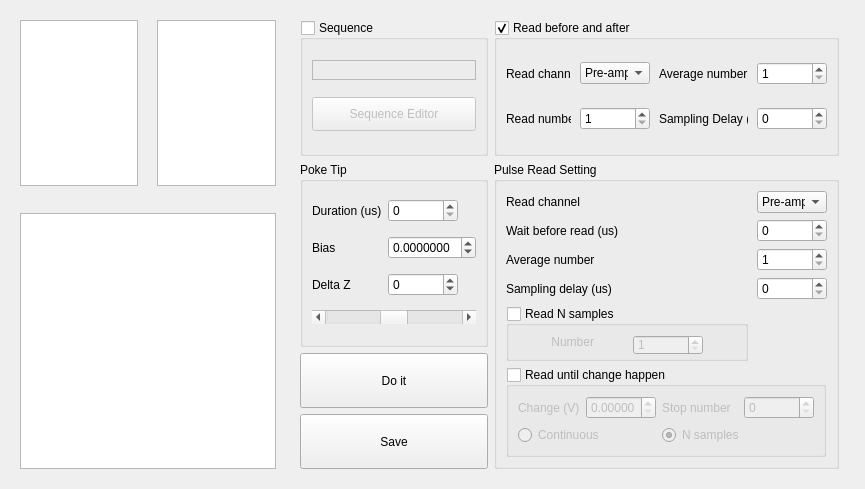
Before: the Qt Designer form pyqt5 STM software/ui/Deposition.ui in freestylexyz/STM-pyqt5-software, drawn with Qt 5.
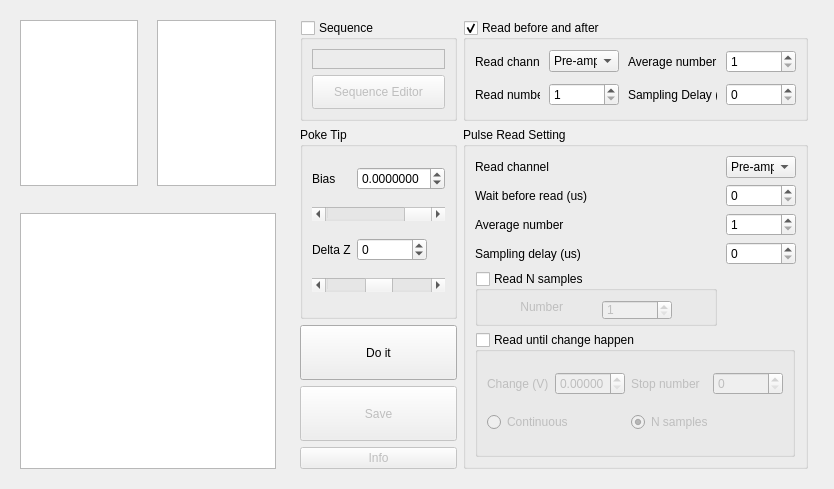
After: the same form once the commit is applied.

What changed in the file:
```diff
--- a/pyqt5 STM software/ui/Deposition.ui
+++ b/pyqt5 STM software/ui/Deposition.ui
@@ -6,7 +6,7 @@
    <rect>
     <x>0</x>
     <y>0</y>
-    <width>851</width>
+    <width>822</width>
     <height>489</height>
    </rect>
   </property>
@@ -104,218 +104,6 @@
    <item row="0" column="1">
     <widget class="QWidget" name="widget_4" native="true">
      <layout class="QGridLayout" name="gridLayout_10">
-      <item row="3" column="0">
-       <widget class="QPushButton" name="pushButton_Save_Deposition">
-        <property name="sizePolicy">
-         <sizepolicy hsizetype="Minimum" vsizetype="Maximum">
-          <horstretch>0</horstretch>
-          <verstretch>0</verstretch>
-         </sizepolicy>
-        </property>
-        <property name="minimumSize">
-         <size>
-          <width>0</width>
-          <height>55</height>
-         </size>
-        </property>
-        <property name="text">
-         <string>Save</string>
-        </property>
-       </widget>
-      </item>
-      <item row="2" column="0">
-       <widget class="QPushButton" name="pushButton_DoIt_Deposition">
-        <property name="sizePolicy">
-         <sizepolicy hsizetype="Minimum" vsizetype="Maximum">
-          <horstretch>0</horstretch>
-          <verstretch>0</verstretch>
-         </sizepolicy>
-        </property>
-        <property name="minimumSize">
-         <size>
-          <width>0</width>
-          <height>55</height>
-         </size>
-        </property>
-        <property name="text">
-         <string>Do it</string>
-        </property>
-       </widget>
-      </item>
-      <item row="1" column="0">
-       <widget class="QGroupBox" name="groupBox_Poke_Deposition">
-        <property name="title">
-         <string>Poke Tip</string>
-        </property>
-        <layout class="QGridLayout" name="gridLayout_2">
-         <item row="0" column="0">
-          <widget class="QLabel" name="label_2">
-           <property name="sizePolicy">
-            <sizepolicy hsizetype="Maximum" vsizetype="Preferred">
-             <horstretch>0</horstretch>
-             <verstretch>0</verstretch>
-            </sizepolicy>
-           </property>
-           <property name="text">
-            <string>Duration (us)</string>
-           </property>
-          </widget>
-         </item>
-         <item row="0" column="1">
-          <widget class="QSpinBox" name="spinBox_Duration_PokeTip">
-           <property name="sizePolicy">
-            <sizepolicy hsizetype="Fixed" vsizetype="Fixed">
-             <horstretch>0</horstretch>
-             <verstretch>0</verstretch>
-            </sizepolicy>
-           </property>
-           <property name="minimumSize">
-            <size>
-             <width>70</width>
-             <height>20</height>
-            </size>
-           </property>
-           <property name="maximum">
-            <number>65535</number>
-           </property>
-          </widget>
-         </item>
-         <item row="1" column="0">
-          <widget class="QLabel" name="label_3">
-           <property name="sizePolicy">
-            <sizepolicy hsizetype="Maximum" vsizetype="Preferred">
-             <horstretch>0</horstretch>
-             <verstretch>0</verstretch>
-            </sizepolicy>
-           </property>
-           <property name="text">
-            <string>Bias</string>
-           </property>
-          </widget>
-         </item>
-         <item row="2" column="0">
-          <widget class="QLabel" name="label_4">
-           <property name="sizePolicy">
-            <sizepolicy hsizetype="Maximum" vsizetype="Preferred">
-             <horstretch>0</horstretch>
-             <verstretch>0</verstretch>
-            </sizepolicy>
-           </property>
-           <property name="text">
-            <string>Delta Z</string>
-           </property>
-          </widget>
-         </item>
-         <item row="2" column="1">
-          <widget class="QSpinBox" name="spinBox_DeltaZ_PokeTip">
-           <property name="sizePolicy">
-            <sizepolicy hsizetype="Fixed" vsizetype="Fixed">
-             <horstretch>0</horstretch>
-             <verstretch>0</verstretch>
-            </sizepolicy>
-           </property>
-           <property name="minimumSize">
-            <size>
-             <width>70</width>
-             <height>20</height>
-            </size>
-           </property>
-           <property name="minimum">
-            <number>-32768</number>
-           </property>
-           <property name="maximum">
-            <number>32767</number>
-           </property>
-          </widget>
-         </item>
-         <item row="3" column="0" colspan="2">
-          <widget class="QScrollBar" name="scrollBar_PokeTip">
-           <property name="minimum">
-            <number>-32768</number>
-           </property>
-           <property name="maximum">
-            <number>32767</number>
-           </property>
-           <property name="singleStep">
-            <number>10</number>
-           </property>
-           <property name="pageStep">
-            <number>100</number>
-           </property>
-           <property name="orientation">
-            <enum>Qt::Horizontal</enum>
-           </property>
-          </widget>
-         </item>
-         <item row="1" column="1">
-          <widget class="QDoubleSpinBox" name="spinBox_Bias_PokeTip">
-           <property name="decimals">
-            <number>7</number>
-           </property>
-           <property name="minimum">
-            <double>-5.000000000000000</double>
-           </property>
-           <property name="maximum">
-            <double>5.000000000000000</double>
-           </property>
-          </widget>
-         </item>
-        </layout>
-       </widget>
-      </item>
-      <item row="0" column="0">
-       <widget class="QGroupBox" name="groupBox_Seq_Deposition">
-        <property name="title">
-         <string>Sequence</string>
-        </property>
-        <property name="checkable">
-         <bool>true</bool>
-        </property>
-        <property name="checked">
-         <bool>false</bool>
-        </property>
-        <layout class="QGridLayout" name="gridLayout">
-         <item row="0" column="0">
-          <widget class="QLabel" name="label_Seq_Deposition">
-           <property name="sizePolicy">
-            <sizepolicy hsizetype="Preferred" vsizetype="Fixed">
-             <horstretch>0</horstretch>
-             <verstretch>0</verstretch>
-            </sizepolicy>
-           </property>
-           <property name="minimumSize">
-            <size>
-             <width>0</width>
-             <height>20</height>
-            </size>
-           </property>
-           <property name="frameShape">
-            <enum>QFrame::StyledPanel</enum>
-           </property>
-           <property name="frameShadow">
-            <enum>QFrame::Sunken</enum>
-           </property>
-           <property name="text">
-            <string/>
-           </property>
-          </widget>
-         </item>
-         <item row="1" column="0">
-          <widget class="QPushButton" name="pushButton_SeqEditor_Deposition">
-           <property name="minimumSize">
-            <size>
-             <width>0</width>
-             <height>34</height>
-            </size>
-           </property>
-           <property name="text">
-            <string>Sequence Editor</string>
-           </property>
-          </widget>
-         </item>
-        </layout>
-       </widget>
-      </item>
       <item row="0" column="1">
        <widget class="QGroupBox" name="groupBox_Read_Deposition">
         <property name="sizePolicy">
@@ -354,14 +142,17 @@
              <height>20</height>
             </size>
            </property>
+           <property name="currentIndex">
+            <number>1</number>
+           </property>
            <item>
             <property name="text">
-             <string>Pre-amp</string>
+             <string>Zout</string>
             </property>
            </item>
            <item>
             <property name="text">
-             <string>Zout</string>
+             <string>Pre-amp</string>
             </property>
            </item>
           </widget>
@@ -508,7 +299,60 @@
         </layout>
        </widget>
       </item>
-      <item row="1" column="1" rowspan="3" colspan="2">
+      <item row="0" column="0">
+       <widget class="QGroupBox" name="groupBox_Seq_Deposition">
+        <property name="title">
+         <string>Sequence</string>
+        </property>
+        <property name="checkable">
+         <bool>true</bool>
+        </property>
+        <property name="checked">
+         <bool>false</bool>
+        </property>
+        <layout class="QGridLayout" name="gridLayout">
+         <item row="0" column="0">
+          <widget class="QLabel" name="label_Seq_Deposition">
+           <property name="sizePolicy">
+            <sizepolicy hsizetype="Preferred" vsizetype="Fixed">
+             <horstretch>0</horstretch>
+             <verstretch>0</verstretch>
+            </sizepolicy>
+           </property>
+           <property name="minimumSize">
+            <size>
+             <width>0</width>
+             <height>20</height>
+            </size>
+           </property>
+           <property name="frameShape">
+            <enum>QFrame::StyledPanel</enum>
+           </property>
+           <property name="frameShadow">
+            <enum>QFrame::Sunken</enum>
+           </property>
+           <property name="text">
+            <string/>
+           </property>
+          </widget>
+         </item>
+         <item row="1" column="0">
+          <widget class="QPushButton" name="pushButton_SeqEditor_Deposition">
+           <property name="minimumSize">
+            <size>
+             <width>0</width>
+             <height>34</height>
+            </size>
+           </property>
+           <property name="text">
+            <string>Sequence Editor</string>
+           </property>
+          </widget>
+         </item>
+        </layout>
+       </widget>
+      </item>
+      <item row="1" column="1" rowspan="5" colspan="2">
        <widget class="QGroupBox" name="groupBox_ReadPulse_Deposition">
         <property name="sizePolicy">
          <sizepolicy hsizetype="Minimum" vsizetype="Preferred">
@@ -867,16 +711,175 @@
              <height>20</height>
             </size>
            </property>
-           <item>
-            <property name="text">
-             <string>Pre-amp</string>
-            </property>
-           </item>
+           <property name="currentIndex">
+            <number>1</number>
+           </property>
            <item>
             <property name="text">
              <string>Zout</string>
             </property>
            </item>
+           <item>
+            <property name="text">
+             <string>Pre-amp</string>
+            </property>
+           </item>
+          </widget>
+         </item>
+        </layout>
+       </widget>
+      </item>
+      <item row="5" column="0">
+       <widget class="QPushButton" name="pushButton">
+        <property name="enabled">
+         <bool>false</bool>
+        </property>
+        <property name="text">
+         <string>Info</string>
+        </property>
+       </widget>
+      </item>
+      <item row="4" column="0">
+       <widget class="QPushButton" name="pushButton_Save_Deposition">
+        <property name="enabled">
+         <bool>false</bool>
+        </property>
+        <property name="sizePolicy">
+         <sizepolicy hsizetype="Minimum" vsizetype="Maximum">
+          <horstretch>0</horstretch>
+          <verstretch>0</verstretch>
+         </sizepolicy>
+        </property>
+        <property name="minimumSize">
+         <size>
+          <width>0</width>
+          <height>55</height>
+         </size>
+        </property>
+        <property name="text">
+         <string>Save</string>
+        </property>
+       </widget>
+      </item>
+      <item row="3" column="0">
+       <widget class="QPushButton" name="pushButton_DoIt_Deposition">
+        <property name="sizePolicy">
+         <sizepolicy hsizetype="Minimum" vsizetype="Maximum">
+          <horstretch>0</horstretch>
+          <verstretch>0</verstretch>
+         </sizepolicy>
+        </property>
+        <property name="minimumSize">
+         <size>
+          <width>0</width>
+          <height>55</height>
+         </size>
+        </property>
+        <property name="text">
+         <string>Do it</string>
+        </property>
+       </widget>
+      </item>
+      <item row="1" column="0" rowspan="2">
+       <widget class="QGroupBox" name="groupBox_Poke_Deposition">
+        <property name="title">
+         <string>Poke Tip</string>
+        </property>
+        <layout class="QGridLayout" name="gridLayout_2">
+         <item row="0" column="1">
+          <widget class="QDoubleSpinBox" name="spinBox_Bias_PokeTip">
+           <property name="decimals">
+            <number>7</number>
+           </property>
+           <property name="minimum">
+            <double>-5.000000000000000</double>
+           </property>
+           <property name="maximum">
+            <double>5.000000000000000</double>
+           </property>
+          </widget>
+         </item>
+         <item row="0" column="0">
+          <widget class="QLabel" name="label_3">
+           <property name="sizePolicy">
+            <sizepolicy hsizetype="Maximum" vsizetype="Preferred">
+             <horstretch>0</horstretch>
+             <verstretch>0</verstretch>
+            </sizepolicy>
+           </property>
+           <property name="text">
+            <string>Bias</string>
+           </property>
+          </widget>
+         </item>
+         <item row="3" column="0" colspan="2">
+          <widget class="QScrollBar" name="scrollBar_DeltaZ_PokeTip">
+           <property name="minimum">
+            <number>-32768</number>
+           </property>
+           <property name="maximum">
+            <number>32767</number>
+           </property>
+           <property name="singleStep">
+            <number>10</number>
+           </property>
+           <property name="pageStep">
+            <number>100</number>
+           </property>
+           <property name="orientation">
+            <enum>Qt::Horizontal</enum>
+           </property>
+          </widget>
+         </item>
+         <item row="2" column="1">
+          <widget class="QSpinBox" name="spinBox_DeltaZ_PokeTip">
+           <property name="sizePolicy">
+            <sizepolicy hsizetype="Fixed" vsizetype="Fixed">
+             <horstretch>0</horstretch>
+             <verstretch>0</verstretch>
+            </sizepolicy>
+           </property>
+           <property name="minimumSize">
+            <size>
+             <width>70</width>
+             <height>20</height>
+            </size>
+           </property>
+           <property name="minimum">
+            <number>-32768</number>
+           </property>
+           <property name="maximum">
+            <number>32767</number>
+           </property>
+          </widget>
+         </item>
+         <item row="2" column="0">
+          <widget class="QLabel" name="label_4">
+           <property name="sizePolicy">
+            <sizepolicy hsizetype="Maximum" vsizetype="Preferred">
+             <horstretch>0</horstretch>
+             <verstretch>0</verstretch>
+            </sizepolicy>
+           </property>
+           <property name="text">
+            <string>Delta Z</string>
+           </property>
+          </widget>
+         </item>
+         <item row="1" column="0" colspan="2">
+          <widget class="QScrollBar" name="scrollBar_Bias_PokeTip">
+           <property name="maximum">
+            <number>1048575</number>
+           </property>
+           <property name="pageStep">
+            <number>10000</number>
+           </property>
+           <property name="value">
+            <number>524288</number>
+           </property>
+           <property name="orientation">
+            <enum>Qt::Horizontal</enum>
+           </property>
           </widget>
          </item>
         </layout>
```
Left out of the diff: 3 changed lines with no effect on the pictures.
